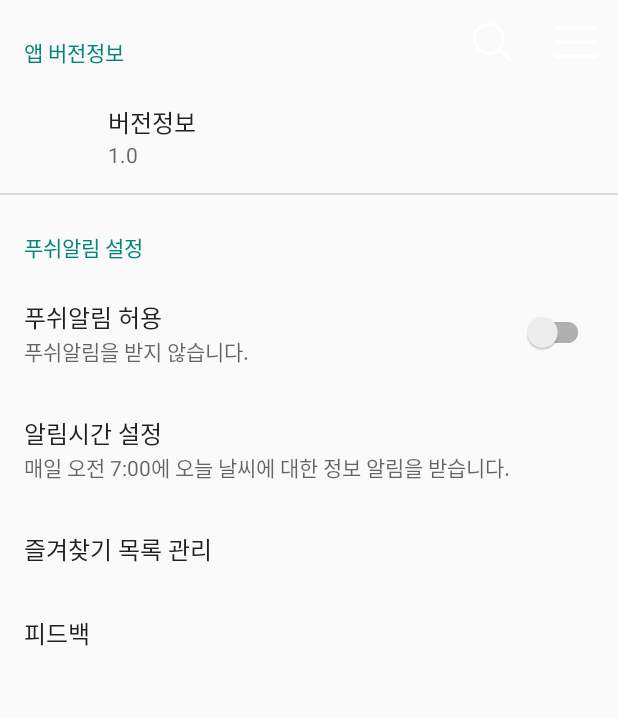
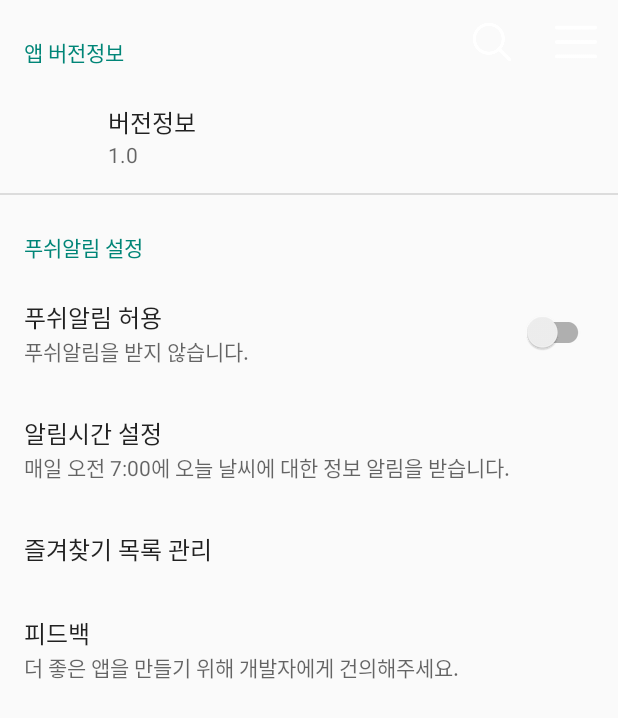
Before and after one commit to SANDY-9/Project_NSMGG, an Android app: the SettingsFragment screen opened directly, with no data from a screen before it, on a phone screen of 412 x 824 dp. Shown: the top 718 px of the screen. Run offline under Robolectric (Android 15) with nearby library versions, the phone set to English and light mode, and no system bars; our stand-ins replace androidx.preference, data binding.

Commit message:
다시 수정

```diff
--- a/TodayWeather/app/src/main/res/xml/root_preferences.xml
+++ b/TodayWeather/app/src/main/res/xml/root_preferences.xml
@@ -38,6 +38,7 @@
         <PreferenceScreen
             android:title="피드백"
             app:iconSpaceReserved="false"
-            app:allowDividerAbove="true"/>
+            app:allowDividerAbove="true"
+            android:summary="더 좋은 앱을 만들기 위해 개발자에게 건의해주세요."/>
 
 </PreferenceScreen>
```
